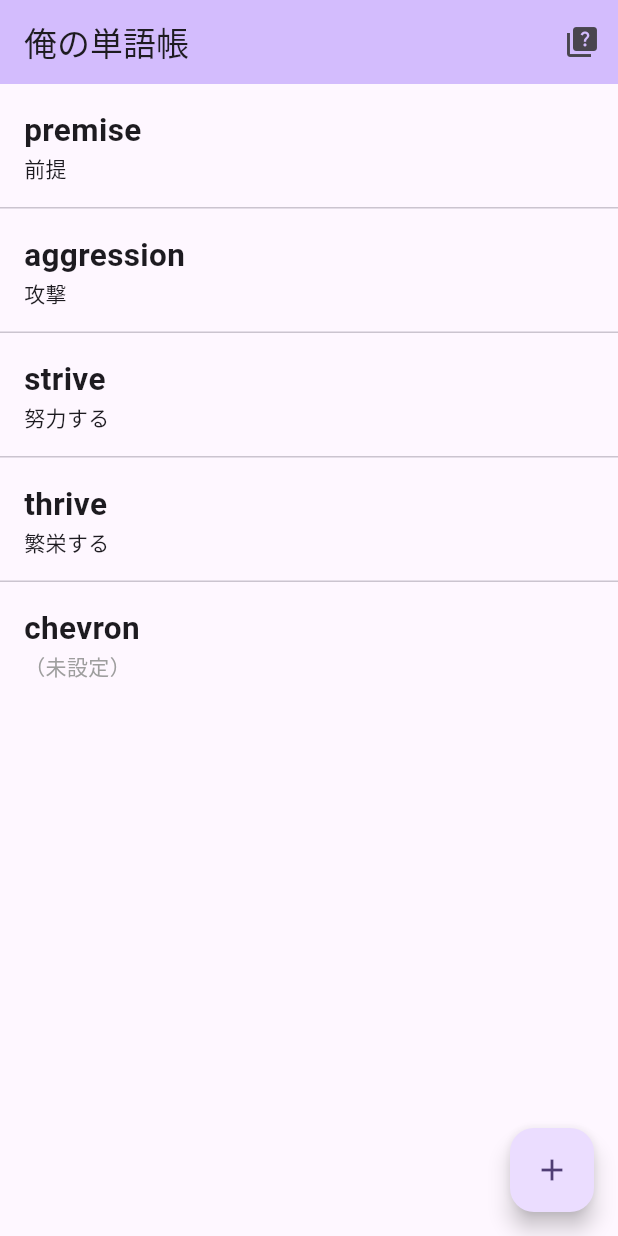
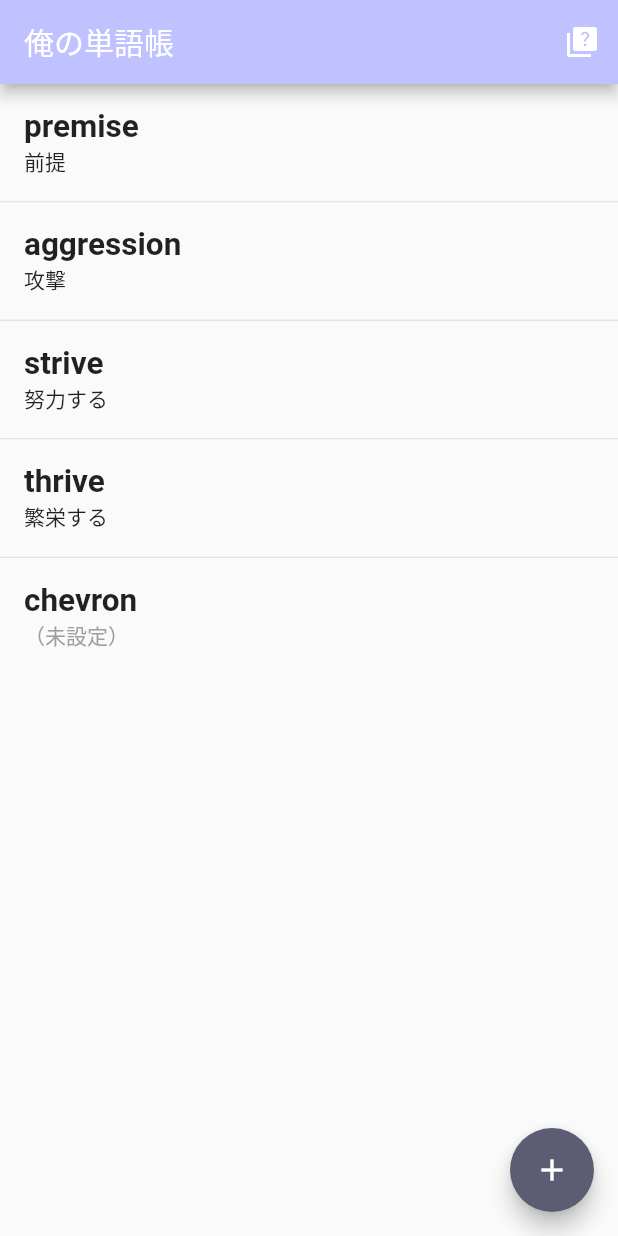
Before and after one commit to ushisantoasobu/FlutterPractice2023, a Flutter app: the screen it shows after launch, on a phone screen of 412 x 824 dp. Run offline on Flutter 3.47's test engine with Material 3 defaults, Android fonts, the phone set to English and light mode, and no system bars; our stand-ins replace flutter_riverpod, riverpod; generated files the repository leaves out were written again.

Commit message:
簡単なDarkModeの対応をしてみる

```diff
--- a/en_words_on_web/lib/main.dart
+++ b/en_words_on_web/lib/main.dart
@@ -39,9 +39,17 @@ class MyApp extends StatelessWidget {
       ],
       title: 'Flutter Demo',
       theme: ThemeData(
-        colorScheme: ColorScheme.fromSeed(seedColor: Colors.deepPurple),
+        colorScheme:
+            ColorScheme.fromSeed(seedColor: const Color.fromRGBO(2, 0, 76, 1)),
+        useMaterial3: false,
+      ),
+      darkTheme: ThemeData(
+        colorScheme: ColorScheme.fromSeed(
+            seedColor: const Color.fromRGBO(2, 0, 76, 1),
+            brightness: Brightness.dark),
         useMaterial3: true,
       ),
+      themeMode: ThemeMode.system,
       home: const WordListPage(title: '俺の単語帳'),
     );
   }
```
